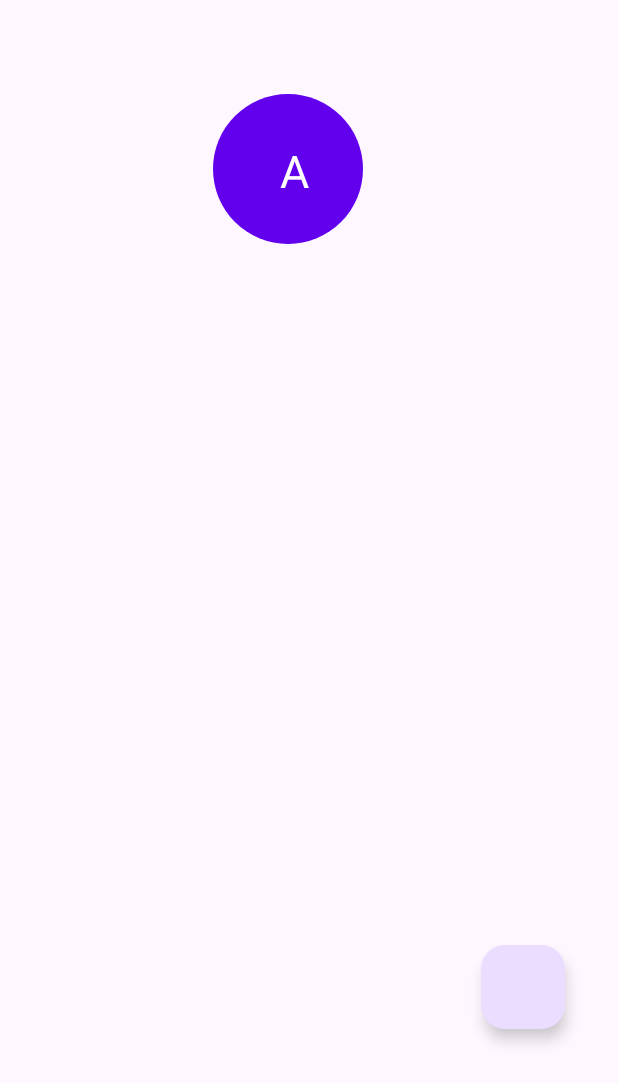
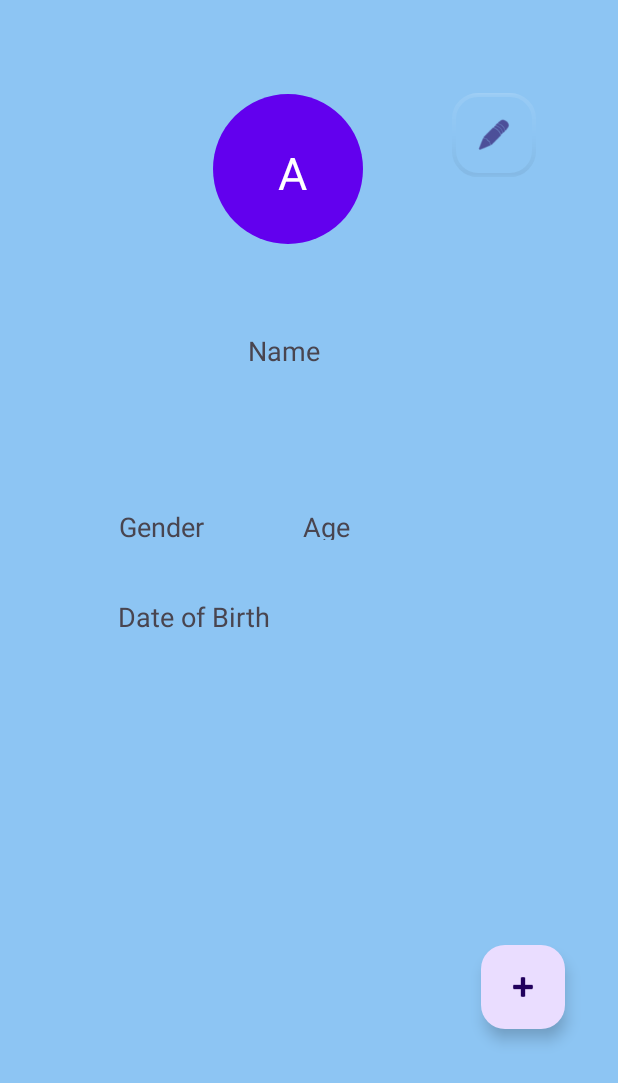
Before and after one commit to ichiragkumar/Twitter-cloneApp, an Android app: the screen it shows after launch once a user with an empty profile is signed in (Tweets), on a phone screen of 412 x 824 dp. Shown: the top 1083 px of the screen. Run offline under Robolectric (Android 15) with nearby library versions, the phone set to English and light mode, and no system bars; our stand-ins replace Firebase (no records; nobody signed in at launch, a user with empty details on screens opened directly).

Commit message:
Profile page is ready

```diff
--- a/app/src/main/java/com/example/opentweet/Tweets.kt
+++ b/app/src/main/java/com/example/opentweet/Tweets.kt
@@ -30,12 +30,19 @@ class Tweets : AppCompatActivity() {
     override fun onCreate(savedInstanceState: Bundle?) {
         super.onCreate(savedInstanceState)
         setContentView(R.layout.activity_tweets)
+        fetchLoggedInUserData()
 
 
-        val fabTweet = findViewById<FloatingActionButton>(R.id.fab_tweet)
+        val fabTweet = findViewById<FloatingActionButton>(R.id.addProfile)
         fabTweet.setOnClickListener {
-            val intent = Intent(this, AddTweets::class.java)
+            val intent = Intent(this, UpdateProfile::class.java)
             startActivity(intent)
+        }
+
+        val fabTweetToProfile = findViewById<FloatingActionButton>(R.id.fab_tweet)
+        fabTweetToProfile.setOnClickListener {
+            val intent2 = Intent(this, AddTweets::class.java)
+            startActivity(intent2)
         }
         checkUserLoggedIn()
 
@@ -79,4 +86,40 @@ class Tweets : AppCompatActivity() {
         // Implement your logic to redirect the user to the login screen
         // This might involve starting a new Activity
     }
+
+    private fun fetchLoggedInUserData() {
+        val userId = FirebaseAuth.getInstance().currentUser?.uid
+
+        println(userId)
+        if (userId != null) {
+            val ref = FirebaseDatabase.getInstance("https://opentweets-c7c0b-default-rtdb.asia-southeast1.firebasedatabase.app/").getReference("Users").child(userId)
+
+            ref.addListenerForSingleValueEvent(object : ValueEventListener {
+                override fun onDataChange(dataSnapshot: DataSnapshot) {
+                    val user = dataSnapshot.getValue(UpdateProfile.User::class.java)
+                    user?.let {
+                        // Update UI with the logged-in user's data
+                        findViewById<TextView>(R.id.userNameTextView).text ="Name:  " + user.name.uppercase()
+                        findViewById<TextView>(R.id.userGenderTextView).text ="Gender:  " + user.gender
+                        findViewById<TextView>(R.id.userAgeTextView).text ="AGE:  " + user.age.toString()
+                        findViewById<TextView>(R.id.userDobTextView).text ="DOB:  " + user.dob
+                    }
+                }
+
+                override fun onCancelled(databaseError: DatabaseError) {
+                    Toast.makeText(applicationContext, "Database error: ${databaseError.message}", Toast.LENGTH_SHORT).show()
+                }
+            })
+        } else {
+            Toast.makeText(applicationContext, "User not logged in", Toast.LENGTH_SHORT).show()
+        }
+    }
+
 }
+
+data class User(
+    val name: String = "",
+    val gender: String = "",
+    val age: Int = 0,
+    val dob: String = ""
+)
--- a/app/src/main/res/layout/activity_tweets.xml
+++ b/app/src/main/res/layout/activity_tweets.xml
@@ -4,6 +4,7 @@
     xmlns:tools="http://schemas.android.com/tools"
     android:layout_width="match_parent"
     android:layout_height="match_parent"
+    android:background="#8DC5F3"
     tools:context=".Tweets">
 
     <com.google.android.material.floatingactionbutton.FloatingActionButton
@@ -16,22 +17,41 @@
         app:layout_constraintHorizontal_bias="0.901"
         app:layout_constraintStart_toStartOf="parent"
         app:layout_constraintTop_toTopOf="parent"
-        app:layout_constraintVertical_bias="0.82" />
+        app:layout_constraintVertical_bias="0.82"
+        app:srcCompat="@android:drawable/ic_input_add" />
+
+
+    <com.google.android.material.floatingactionbutton.FloatingActionButton
+        android:id="@+id/addProfile"
+        android:layout_width="wrap_content"
+        android:layout_height="wrap_content"
+        android:layout_gravity="bottom|end"
+        android:background="#070101"
+        android:scaleType="center"
+        app:backgroundTint="@android:color/transparent"
+        app:borderWidth="2dp"
+        app:elevation="0dp"
+        app:layout_constraintBottom_toBottomOf="parent"
+        app:layout_constraintEnd_toEndOf="parent"
+        app:layout_constraintHorizontal_bias="0.847"
+        app:layout_constraintStart_toStartOf="parent"
+        app:layout_constraintTop_toTopOf="parent"
+        app:layout_constraintVertical_bias="0.081"
+        app:maxImageSize="24dp"
+        app:srcCompat="@android:drawable/ic_menu_edit" />
 
     <TextView
         android:id="@+id/textView2"
         android:layout_width="wrap_content"
         android:layout_height="wrap_content"
-        android:text="TextView"
+        android:text="user@gmail.com"
         android:textSize="20dp"
         app:layout_constraintBottom_toBottomOf="parent"
         app:layout_constraintEnd_toEndOf="parent"
-        app:layout_constraintHorizontal_bias="0.498"
+        app:layout_constraintHorizontal_bias="0.409"
         app:layout_constraintStart_toStartOf="parent"
         app:layout_constraintTop_toTopOf="parent"
-        app:layout_constraintVertical_bias="0.327" />
-
-
+        app:layout_constraintVertical_bias="0.625" />
 
     <View
         android:id="@+id/view"
@@ -51,13 +71,65 @@
         android:layout_height="56dp"
         android:gravity="center"
         android:text="A"
+        android:textColor="@android:color/white"
         android:textSize="30dp"
-        android:textColor="@android:color/white"
         app:layout_constraintBottom_toBottomOf="parent"
         app:layout_constraintEnd_toEndOf="parent"
-        app:layout_constraintHorizontal_bias="0.47"
+        app:layout_constraintHorizontal_bias="0.467"
         app:layout_constraintStart_toStartOf="parent"
         app:layout_constraintTop_toTopOf="parent"
-        app:layout_constraintVertical_bias="0.112" />
+        app:layout_constraintVertical_bias="0.114" />
+
+    <TextView
+        android:id="@+id/userNameTextView"
+        android:layout_width="wrap_content"
+        android:layout_height="wrap_content"
+        android:text="Name"
+        android:textSize="18sp"
+        app:layout_constraintBottom_toBottomOf="parent"
+        app:layout_constraintEnd_toEndOf="parent"
+        app:layout_constraintHorizontal_bias="0.454"
+        app:layout_constraintStart_toStartOf="parent"
+        app:layout_constraintTop_toTopOf="parent"
+        app:layout_constraintVertical_bias="0.277" />
+
+    <TextView
+        android:id="@+id/userGenderTextView"
+        android:layout_width="wrap_content"
+        android:layout_height="wrap_content"
+        android:text="Gender"
+        android:textSize="18sp"
+        app:layout_constraintBottom_toBottomOf="parent"
+        app:layout_constraintEnd_toEndOf="parent"
+        app:layout_constraintHorizontal_bias="0.223"
+        app:layout_constraintStart_toStartOf="parent"
+        app:layout_constraintTop_toTopOf="parent"
+        app:layout_constraintVertical_bias="0.424" />
+
+    <TextView
+        android:id="@+id/userAgeTextView"
+        android:layout_width="68dp"
+        android:layout_height="21dp"
+        android:text="Age"
+        android:textSize="18sp"
+        app:layout_constraintBottom_toBottomOf="parent"
+        app:layout_constraintEnd_toEndOf="parent"
+        app:layout_constraintHorizontal_bias="0.588"
+        app:layout_constraintStart_toStartOf="parent"
+        app:layout_constraintTop_toTopOf="parent"
+        app:layout_constraintVertical_bias="0.422" />
+
+    <TextView
+        android:id="@+id/userDobTextView"
+        android:layout_width="wrap_content"
+        android:layout_height="wrap_content"
+        android:text="Date of Birth"
+        android:textSize="18sp"
+        app:layout_constraintBottom_toBottomOf="parent"
+        app:layout_constraintEnd_toEndOf="parent"
+        app:layout_constraintHorizontal_bias="0.254"
+        app:layout_constraintStart_toStartOf="parent"
+        app:layout_constraintTop_toTopOf="parent"
+        app:layout_constraintVertical_bias="0.499" />
 
 </androidx.constraintlayout.widget.ConstraintLayout>
```
Also changed, not shown: app/src/main/AndroidManifest.xml (+6 -3 lines), app/src/main/java/com/example/opentweet/UpdateProfile.kt (added, +153 -0 lines), app/src/main/res/layout/activity_update_profile.xml (added, +84 -0 lines).
